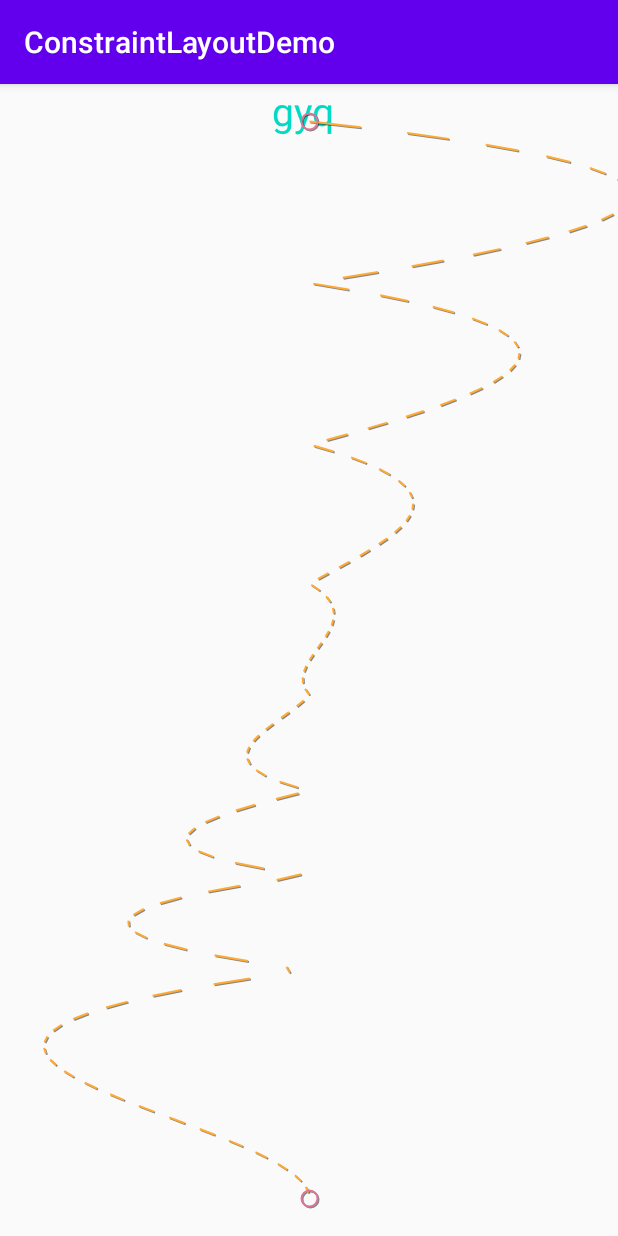
After one commit to gyqGitHub/ConstraintLayoutDemo, an Android app: the MotionKeyCycleActivity screen opened directly, with no data from a screen before it, on a phone screen of 412 x 824 dp. The commit adds this screen. Run offline under Robolectric (Android 15) with nearby library versions, the phone set to English and light mode, and no system bars.

Commit message:
ketCycle学的一脸懵呀

```diff
--- a/app/src/main/AndroidManifest.xml
+++ b/app/src/main/AndroidManifest.xml
@@ -9,7 +9,8 @@
         android:roundIcon="@mipmap/ic_launcher_round"
         android:supportsRtl="true"
         android:theme="@style/AppTheme">
-        <activity android:name=".MotionKeyAttributeActivity"></activity>
+        <activity android:name=".MotionKeyCycleActivity"></activity>
+        <activity android:name=".MotionKeyAttributeActivity" />
         <activity android:name=".MotionKeyFrame1Activity" />
         <activity android:name=".MotionCustomAttributeActivity" />
         <activity android:name=".MotionBasic2Activity" />
--- /dev/null
+++ b/app/src/main/java/com/hsb/profession/constraintlayoutdemo/MotionKeyCycleActivity.kt
@@ -0,0 +1,22 @@
+package com.hsb.profession.constraintlayoutdemo
+
+import android.content.Context
+import android.content.Intent
+import androidx.appcompat.app.AppCompatActivity
+import android.os.Bundle
+
+class MotionKeyCycleActivity : AppCompatActivity() {
+
+    companion object{
+        @JvmStatic
+        fun start(context: Context) {
+            val starter = Intent(context, MotionKeyCycleActivity::class.java)
+            context.startActivity(starter)
+        }
+    }
+
+    override fun onCreate(savedInstanceState: Bundle?) {
+        super.onCreate(savedInstanceState)
+        setContentView(R.layout.activity_motion_key_cycle)
+    }
+}
--- a/app/src/main/java/com/hsb/profession/constraintlayoutdemo/MotionLayoutActivity.kt
+++ b/app/src/main/java/com/hsb/profession/constraintlayoutdemo/MotionLayoutActivity.kt
@@ -29,5 +29,7 @@ class MotionLayoutActivity : AppCompatActivity() {
         btn_keyframe_position.setOnClickListener { MotionKeyFrame1Activity.start(this) }
 
         btn_keyframe_attribute.setOnClickListener { MotionKeyAttributeActivity.start(this) }
+
+        btn_keyframe_cycle.setOnClickListener { MotionKeyCycleActivity.start(this) }
     }
 }
--- /dev/null
+++ b/app/src/main/res/layout/activity_motion_key_cycle.xml
@@ -0,0 +1,20 @@
+<?xml version="1.0" encoding="utf-8"?>
+<androidx.constraintlayout.motion.widget.MotionLayout xmlns:android="http://schemas.android.com/apk/res/android"
+    xmlns:app="http://schemas.android.com/apk/res-auto"
+    xmlns:tools="http://schemas.android.com/tools"
+    android:layout_width="match_parent"
+    android:layout_height="match_parent"
+    tools:context=".MotionKeyCycleActivity"
+    app:showPaths="true"
+    app:layoutDescription="@xml/activity_motion_key_cycle_scene">
+
+
+    <TextView
+        android:id="@+id/tv_name"
+        android:layout_width="wrap_content"
+        android:layout_height="wrap_content"
+        android:textSize="26dp"
+        android:text="gyq"
+        />
+
+</androidx.constraintlayout.motion.widget.MotionLayout>
--- a/app/src/main/res/layout/activity_motion_layout.xml
+++ b/app/src/main/res/layout/activity_motion_layout.xml
@@ -16,7 +16,8 @@
             app:flow_maxElementsWrap="1"
             app:flow_wrapMode="chain"
             app:constraint_referenced_ids="btn_basic_1,btn_basic_2,
-            btn_custom_attribute,btn_keyframe_position,btn_keyframe_attribute"
+            btn_custom_attribute,btn_keyframe_position,btn_keyframe_attribute,
+            btn_keyframe_cycle"
             android:layout_height="match_parent" />
 
         <Button
@@ -54,6 +55,13 @@
             android:text="keyAttribute"
             />
 
+        <Button
+            android:id="@+id/btn_keyframe_cycle"
+            android:layout_width="wrap_content"
+            android:layout_height="wrap_content"
+            android:text="keyCycle"
+            />
+
     </androidx.constraintlayout.widget.ConstraintLayout>
 
 </androidx.core.widget.NestedScrollView>
--- /dev/null
+++ b/app/src/main/res/xml/activity_motion_key_cycle_scene.xml
@@ -0,0 +1,61 @@
+<?xml version="1.0" encoding="utf-8"?>
+<MotionScene xmlns:android="http://schemas.android.com/apk/res/android"
+    xmlns:app="http://schemas.android.com/apk/res-auto">
+
+    <ConstraintSet android:id="@+id/start">
+        <Constraint android:id="@+id/tv_name">
+            <Layout app:layout_constraintStart_toStartOf="parent"
+                android:layout_width="50dp"
+                android:layout_height="50dp"
+                app:layout_constraintEnd_toEndOf="parent"
+                app:layout_constraintTop_toTopOf="parent"></Layout>
+
+            <CustomAttribute
+                app:attributeName="textColor"
+                app:customColorValue="@color/colorAccent" />
+        </Constraint>
+    </ConstraintSet>
+
+    <ConstraintSet android:id="@+id/end">
+        <Constraint android:id="@+id/tv_name" >
+            <Layout app:layout_constraintStart_toStartOf="parent"
+                android:layout_width="50dp"
+                android:layout_height="50dp"
+                app:layout_constraintEnd_toEndOf="parent"
+                app:layout_constraintBottom_toBottomOf="parent"></Layout>
+
+            <CustomAttribute
+                app:attributeName="textColor"
+                app:customColorValue="@color/colorPrimaryDark" />
+        </Constraint>
+    </ConstraintSet>
+
+    <Transition
+        app:constraintSetEnd="@id/end"
+        app:duration="3000"
+        app:motionInterpolator="easeInOut"
+        app:constraintSetStart="@+id/start">
+        <OnClick
+            app:clickAction="toggle"
+            app:targetId="@id/tv_name" />
+
+        <KeyFrameSet>
+            <KeyCycle
+                app:motionTarget="@+id/tv_name"
+                app:framePosition="30"
+                android:translationX="100dp"
+                app:wavePeriod="1"
+                app:waveOffset="0dp"
+                app:waveShape="sin" />
+
+            <KeyCycle
+                app:motionTarget="@+id/tv_name"
+                app:framePosition="70"
+                android:translationX="-100dp"
+                app:wavePeriod="2"
+                app:waveOffset="0dp"
+                app:waveShape="bounce" />
+
+        </KeyFrameSet>
+    </Transition>
+</MotionScene>
```
